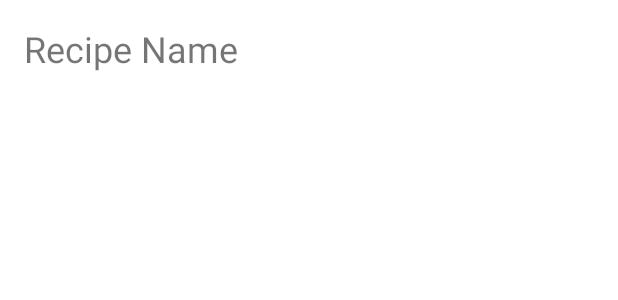
After one commit to hjinlucas/FeedYourself, an Android app: the layout activity_recipe_details.xml on its own in the app's theme, with its tools: preview values and no code run, on a phone screen of 412 x 824 dp. The commit adds this screen. Shown: the top 300 px of the screen. Run offline under Robolectric (Android 15) with nearby library versions, the phone set to English and light mode, and no system bars.

Commit message:
Created Recipe Details Page and OnClick

```diff
--- /dev/null
+++ b/app/src/main/res/drawable/selected_dot.xml
@@ -0,0 +1,6 @@
+<?xml version="1.0" encoding="utf-8"?>
+<shape xmlns:android="http://schemas.android.com/apk/res/android">
+    <solid android:color="@android:color/black" />
+    <size android:width="8dp" android:height="8dp" />
+    <corners android:radius="4dp" />
+</shape>
--- /dev/null
+++ b/app/src/main/res/drawable/tab_selector.xml
@@ -0,0 +1,5 @@
+<?xml version="1.0" encoding="utf-8"?>
+<selector xmlns:android="http://schemas.android.com/apk/res/android">
+    <item android:drawable="@drawable/selected_dot" android:state_selected="true" />
+    <item android:drawable="@drawable/unselected_dot" />
+</selector>
--- /dev/null
+++ b/app/src/main/res/drawable/unselected_dot.xml
@@ -0,0 +1,6 @@
+<?xml version="1.0" encoding="utf-8"?>
+<shape xmlns:android="http://schemas.android.com/apk/res/android">
+    <solid android:color="@android:color/darker_gray" />
+    <size android:width="8dp" android:height="8dp" />
+    <corners android:radius="4dp" />
+</shape>
--- /dev/null
+++ b/app/src/main/res/layout/activity_recipe_details.xml
@@ -0,0 +1,21 @@
+<?xml version="1.0" encoding="utf-8"?>
+<androidx.constraintlayout.widget.ConstraintLayout xmlns:android="http://schemas.android.com/apk/res/android"
+    xmlns:app="http://schemas.android.com/apk/res-auto"
+    xmlns:tools="http://schemas.android.com/tools"
+    android:layout_width="match_parent"
+    android:layout_height="match_parent"
+    tools:context=".RecipeDetailsActivity">
+
+    <TextView
+        android:id="@+id/recipeNameTextView"
+        android:layout_width="wrap_content"
+        android:layout_height="wrap_content"
+        android:text="Recipe Name"
+        android:textSize="24sp"
+        app:layout_constraintLeft_toLeftOf="parent"
+        app:layout_constraintTop_toTopOf="parent"
+        android:layout_marginTop="16dp"
+        android:layout_marginStart="16dp" />
+
+
+</androidx.constraintlayout.widget.ConstraintLayout>
--- a/app/src/main/res/layout/item_card_view.xml
+++ b/app/src/main/res/layout/item_card_view.xml
@@ -8,8 +8,8 @@
 
     <ImageView
         android:id="@+id/cardImageView"
-        android:layout_width="120dp"
-        android:layout_height="120dp"
+        android:layout_width="400dp"
+        android:layout_height="match_parent"
         android:scaleType="centerCrop"
         android:src="@drawable/ic_launcher_background" />
         <!-- Replace with your placeholder image -->
```
Also changed, not shown: app/src/main/AndroidManifest.xml (+9 -0 lines), app/src/main/java/com/example/feedyourself/ImageAdapter.java (+13 -1 lines), app/src/main/java/com/example/feedyourself/RecipeDetailsActivity.java (added, +26 -0 lines).
